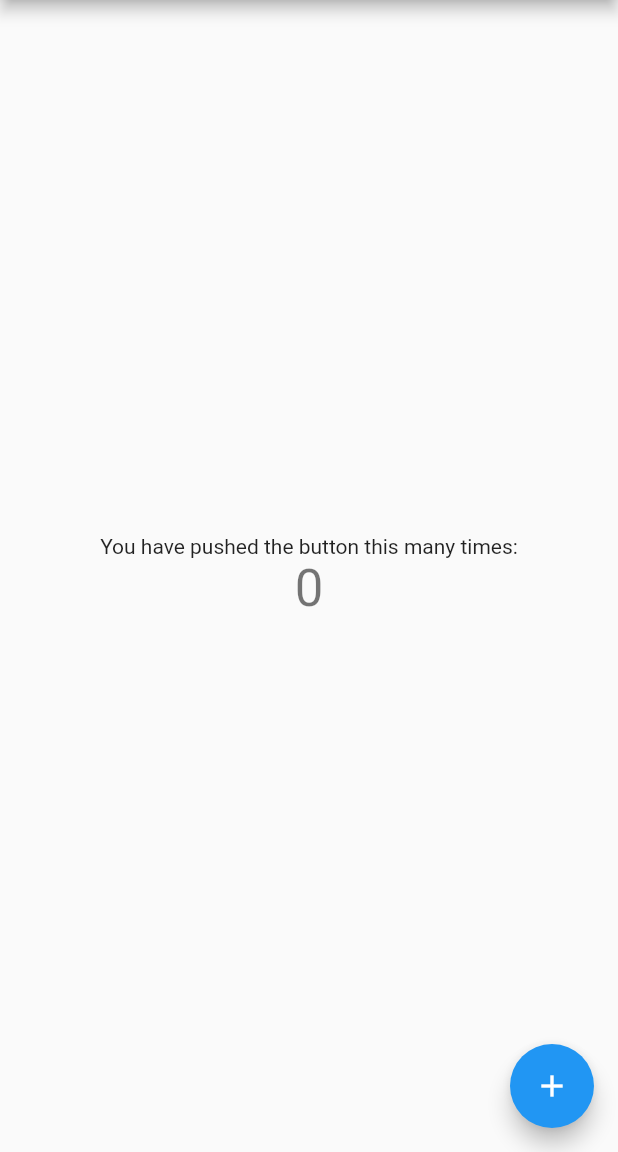
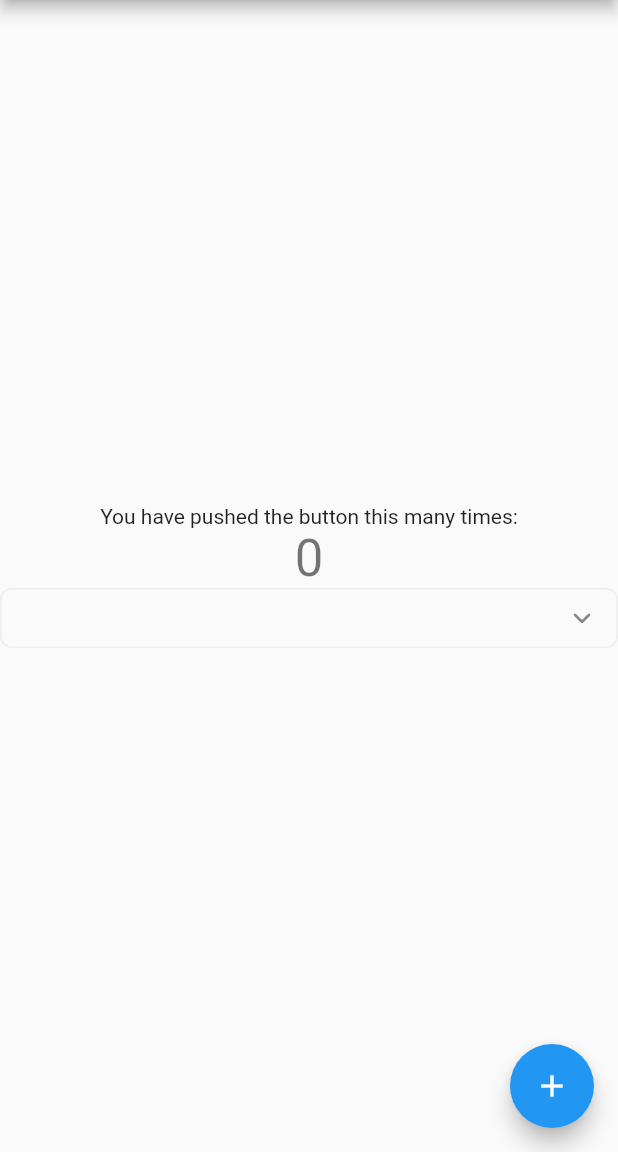
Before and after one commit to ErickPariseVitorassi/chosen, a Flutter app: the screen it shows after launch, on a phone screen of 412 x 824 dp, the part 84-1236 px from its top. Run offline on Flutter 3.47's test engine with Material 2 defaults, Android fonts, the phone set to English and light mode, and no system bars.

Commit message:
Add chosen components

```diff
--- a/example/lib/main.dart
+++ b/example/lib/main.dart
@@ -1,3 +1,4 @@
+import 'package:chosen/chosen.dart';
 import 'package:flutter/material.dart';
 
 void main() {
@@ -102,6 +103,18 @@ class _MyHomePageState extends State<MyHomePage> {
               '$_counter',
               style: Theme.of(context).textTheme.headline4,
             ),
+            const ChosenButton<String>(
+              items: [
+                ChosenMenuItem(
+                  label: "Proprietário",
+                  value: 'OWNER',
+                ),
+                ChosenMenuItem(
+                  label: "Locatário",
+                  value: 'TENANT',
+                ),
+              ],
+            ),
           ],
         ),
       ),
--- a/example/pubspec.yaml
+++ b/example/pubspec.yaml
@@ -29,6 +29,8 @@ environment:
 dependencies:
   flutter:
     sdk: flutter
+  chosen:
+    path: ../
 
 
   # The following adds the Cupertino Icons font to your application.
--- /dev/null
+++ b/lib/chosen.dart
@@ -0,0 +1,6 @@
+library chosen;
+
+export 'components/chosen_button.dart';
+export 'components/chosen_checkbox.dart';
+export 'components/chosen_container.dart';
+export 'components/chosen_controller.dart';
--- /dev/null
+++ b/lib/components/chosen_button.dart
@@ -0,0 +1,307 @@
+// ignore_for_file: public_member_api_docs, sort_constructors_first
+import 'package:chosen/components/chosen_checkbox.dart';
+import 'package:chosen/components/chosen_container.dart';
+import 'package:chosen/components/chosen_controller.dart';
+import 'package:flutter/material.dart';
+
+class ChosenButton<T> extends StatefulWidget {
+  final String hintText;
+  final List<ChosenMenuItem<T>> items;
+  final dynamic value;
+  final void Function(dynamic)? onChanged;
+  final String? prefixText;
+  final Widget? prefix;
+  final bool isMultiSelection;
+  final double buttonHeight;
+  final double? dropdownMaxHeight;
+  final InputBorder? enabledBorder;
+  final InputBorder? focusedBorder;
+  final InputBorder? disabledBorder;
+  final ChosenController? controller;
+
+  const ChosenButton({
+    Key? key,
+    this.hintText = '',
+    this.items = const [],
+    this.value,
+    this.onChanged,
+    this.prefixText,
+    this.prefix,
+    this.isMultiSelection = false,
+    this.buttonHeight = 40,
+    this.dropdownMaxHeight = 400,
+    this.enabledBorder,
+    this.focusedBorder,
+    this.disabledBorder,
+    this.controller,
+  }) : super(key: key);
+
+  factory ChosenButton.singleSelection({
+    String hintText = '',
+    List<ChosenMenuItem<T>> items = const [],
+    T? value,
+    required void Function(T?)? onChanged,
+    String? prefixText,
+    Widget? prefix,
+    double buttonHeight = 34,
+    double? dropdownMaxHeight = 400,
+    InputBorder? enabledBorder,
+    InputBorder? focusedBorder,
+    InputBorder? disabledBorder,
+    ChosenController? controller,
+  }) {
+    return ChosenButton(
+      hintText: hintText,
+      items: items,
+      value: value,
+      onChanged: (value) {
+        if (onChanged != null) {
+          onChanged(value as T);
+        }
+      },
+      prefixText: prefixText,
+      prefix: prefix,
+      buttonHeight: buttonHeight,
+      dropdownMaxHeight: dropdownMaxHeight,
+      enabledBorder: enabledBorder,
+      focusedBorder: focusedBorder,
+      disabledBorder: disabledBorder,
+      controller: controller,
+      isMultiSelection: false,
+    );
+  }
+
+  factory ChosenButton.multiSelection({
+    String hintText = '',
+    List<ChosenMenuItem<T>> items = const [],
+    List<T>? values,
+    required void Function(List<T>?)? onChanged,
+    String? prefixText,
+    Widget? prefix,
+    double buttonHeight = 34,
+    double? dropdownMaxHeight = 400,
+    InputBorder? enabledBorder,
+    InputBorder? focusedBorder,
+    InputBorder? disabledBorder,
+    ChosenController? controller,
+  }) {
+    return ChosenButton(
+      hintText: hintText,
+      items: items,
+      value: values,
+      onChanged: (values) {
+        if (onChanged != null) {
+          onChanged(values as List<T>?);
+        }
+      },
+      prefixText: prefixText,
+      prefix: prefix,
+      buttonHeight: buttonHeight,
+      dropdownMaxHeight: dropdownMaxHeight,
+      enabledBorder: enabledBorder,
+      focusedBorder: focusedBorder,
+      disabledBorder: disabledBorder,
+      controller: controller,
+      isMultiSelection: true,
+    );
+  }
+
+  @override
+  State<ChosenButton> createState() => _ChosenButtonState<T>();
+}
+
+class _ChosenButtonState<T> extends State<ChosenButton<T>> {
+  late ChosenController _controller;
+
+  @override
+  void initState() {
+    super.initState();
+    _controller = widget.controller ?? ChosenController();
+  }
+
+  void onChanged(List<ChosenMenuItem<T>>? value) {
+    if (!widget.isMultiSelection) {
+      _controller.isOpened = false;
+    }
+
+    if (widget.onChanged != null && value != null) {
+      final values =
+          value.where((e) => e.value != null).map((e) => e.value!).toList();
+
+      if (widget.isMultiSelection) {
+        widget.onChanged!(values);
+      } else if (values.isNotEmpty) {
+        widget.onChanged!(values[0]);
+      }
+    }
+  }
+
+  String? getText() {
+    List<ChosenMenuItem<T>> items = [];
+
+    try {
+      if (widget.isMultiSelection) {
+        items = widget.items
+            .where((e) => (widget.value! as List<T>).contains(e.value))
+            .toList();
+      } else {
+        items = [
+          widget.items.firstWhere((e) => (widget.value! as T) == e.value)
+        ];
+      }
+    } catch (_) {}
+
+    if (items.isEmpty) return null;
+
+    return items.map((e) => e.label).toList().join(', ');
+  }
+
+  @override
+  Widget build(BuildContext context) {
+    final hasBorder = widget.enabledBorder == null &&
+        widget.focusedBorder == null &&
+        widget.disabledBorder == null;
+    List<T>? value;
+
+    if (widget.value is T) {
+      value = [widget.value];
+    } else if (widget.value is List<T>?) {
+      value = widget.value;
+    }
+
+    final child = _ChosenContent<T>(
+      value: value,
+      isMultiSelection: widget.isMultiSelection,
+      onChanged: onChanged,
+      items: widget.items,
+      prefixText: widget.prefixText,
+      prefix: widget.prefix,
+    );
+
+    if (hasBorder) {
+      return ChosenContainer.border(
+        context,
+        hintText: widget.hintText,
+        text: getText(),
+        controller: _controller,
+        buttonHeight: widget.buttonHeight,
+        dropdownMaxHeight: widget.dropdownMaxHeight,
+        child: child,
+      );
+    }
+
+    return ChosenContainer(
+      hintText: widget.hintText,
+      text: getText(),
+      controller: _controller,
+      buttonHeight: widget.buttonHeight,
+      dropdownMaxHeight: widget.dropdownMaxHeight,
+      enabledBorder: widget.enabledBorder ?? InputBorder.none,
+      focusedBorder: widget.focusedBorder ?? InputBorder.none,
+      disabledBorder: widget.disabledBorder ?? InputBorder.none,
+      child: child,
+    );
+  }
+}
+
+class ChosenMenuItem<T> {
+  final String label;
+  final T? value;
+  final VoidCallback? onTap;
+  final bool enabled;
+
+  const ChosenMenuItem({
+    required this.label,
+    this.value,
+    this.onTap,
+    this.enabled = true,
+  });
+}
+
+class _ChosenContent<T> extends StatefulWidget {
+  final List<ChosenMenuItem<T>> items;
+  final List<T>? value;
+  final bool isMultiSelection;
+  final String? prefixText;
+  final Widget? prefix;
+  final void Function(List<ChosenMenuItem<T>>?)? onChanged;
+
+  const _ChosenContent({
+    Key? key,
+    this.items = const [],
+    this.value,
+    this.isMultiSelection = false,
+    this.prefixText,
+    this.prefix,
+    required this.onChanged,
+  }) : super(key: key);
+
+  @override
+  State<_ChosenContent> createState() => _ChosenContentState<T>();
+}
+
+class _ChosenContentState<T> extends State<_ChosenContent<T>> {
+  List<ChosenMenuItem<T>> selected = [];
+
+  @override
+  void initState() {
+    super.initState();
+
+    if (widget.value != null) {
+      selected
+          .addAll(widget.items.where((e) => widget.value!.contains(e.value)));
+    }
+  }
+
+  @override
+  Widget build(BuildContext context) {
+    return Column(
+      crossAxisAlignment: CrossAxisAlignment.start,
+      children: [
+        if (widget.prefixText != null && widget.prefixText!.isNotEmpty)
+          Padding(
+            padding: const EdgeInsets.all(8),
+            child: Text(
+              widget.prefixText!,
+              style: Theme.of(context).textTheme.caption?.copyWith(
+                    fontSize: 12,
+                    color: const Color(0xff014C8B),
+                  ),
+            ),
+          ),
+        if (widget.prefix != null) widget.prefix!,
+        ...widget.items.map((e) {
+          return ChosenCheckbox(
+            label: e.label,
+            onChanged: (_) {
+              if (e.onTap != null) {
+                e.onTap!();
+              }
+
+              if (!selected.contains(e)) {
+                setState(() {
+                  if (!widget.isMultiSelection) {
+                    selected.clear();
+                  }
+
+                  if (e.value != null) {
+                    selected.add(e);
+                  }
+                });
+              } else if (widget.isMultiSelection) {
+                setState(() {
+                  selected.remove(e);
+                });
+              }
+
+              if (widget.onChanged != null) {
+                widget.onChanged!(selected);
+              }
+            },
+            value: selected.contains(e),
+          );
+        }).toList(),
+      ],
+    );
+  }
+}
--- /dev/null
+++ b/lib/components/chosen_container.dart
@@ -0,0 +1,212 @@
+import 'package:chosen/components/chosen_controller.dart';
+import 'package:flutter/material.dart';
+
+class ChosenContainer extends StatefulWidget {
+  final String? text;
+  final String hintText;
+  final double buttonHeight;
+  final InputBorder enabledBorder;
+  final InputBorder focusedBorder;
+  final InputBorder disabledBorder;
+  final double? dropdownMaxHeight;
+  final ChosenController? controller;
+  final Widget child;
+
+  const ChosenContainer({
+    Key? key,
+    this.text,
+    this.hintText = '',
+    this.buttonHeight = 34,
+    this.enabledBorder = InputBorder.none,
+    this.focusedBorder = InputBorder.none,
+    this.disabledBorder = InputBorder.none,
+    this.dropdownMaxHeight = 400,
+    this.controller,
+    required this.child,
+  }) : super(key: key);
+
+  factory ChosenContainer.border(
+    BuildContext context, {
+    String? text,
+    String hintText = '',
+    double buttonHeight = 34,
+    double? dropdownMaxHeight = 400,
+    ChosenController? controller,
+    required Widget child,
+  }) {
+    return ChosenContainer(
+      enabledBorder: OutlineInputBorder(
+        borderRadius: BorderRadius.circular(8),
+        borderSide: const BorderSide(color: Color(0xffECEDF2)),
+      ),
+      focusedBorder: OutlineInputBorder(
+        borderRadius: BorderRadius.circular(8),
+        borderSide: const BorderSide(color: Color(0xffC4C9D6)),
+      ),
+      text: text,
+      hintText: hintText,
+      buttonHeight: buttonHeight,
+      dropdownMaxHeight: dropdownMaxHeight,
+      controller: controller,
+      child: child,
+    );
+  }
+
+  @override
+  State<ChosenContainer> createState() => _ChosenContainerState();
+}
+
+class _ChosenContainerState extends State<ChosenContainer>
+    with TickerProviderStateMixin {
+  late GlobalKey _actionKey;
+  late OverlayEntry _floatingDropdown;
+  late AnimationController _animationController;
+  late Animation<double> _expandAnimation;
+  late Animation<double> _rotateAnimation;
+  late ChosenController _controller;
+
+  @override
+  void initState() {
+    super.initState();
+
+    _actionKey = LabeledGlobalKey(widget.text);
+    _animationController = AnimationController(
+      vsync: this,
+      duration: const Duration(milliseconds: 200),
+    );
+    _expandAnimation = CurvedAnimation(
+      parent: _animationController,
+      curve: Curves.ease,
+    );
+    _rotateAnimation = Tween(begin: 0.0, end: 0.5).animate(CurvedAnimation(
+      parent: _animationController,
+      curve: Curves.ease,
+    ));
+
+    _controller = widget.controller ?? ChosenController();
+    _controller.addListener(() {
+      if (_controller.isOpened) {
+        _animationController.forward();
+        setState(() {
+          _floatingDropdown = _createFloatingDropdown();
+          Overlay.of(context)?.insert(_floatingDropdown);
+        });
+      } else {
+        _animationController.reverse().then(
+              (_) => setState(() {
+                _floatingDropdown.remove();
+              }),
+            );
+      }
+    });
+  }
+
+  _WidgetInfo _getDropdownInfo() {
+    final renderBox =
+        _actionKey.currentContext?.findRenderObject() as RenderBox;
+    final offset = renderBox.localToGlobal(Offset.zero);
+
+    return _WidgetInfo(offset: offset, size: renderBox.size);
+  }
+
+  OverlayEntry _createFloatingDropdown() {
+    final parentInfo = _getDropdownInfo();
+
+    return OverlayEntry(builder: (context) {
+      return Stack(
+        children: [
+          GestureDetector(
+            onTap: () => _controller.isOpened = false,
+            behavior: HitTestBehavior.opaque,
+          ),
+          Container(
+            width: parentInfo.size.width,
+            margin: EdgeInsets.only(
+              top: parentInfo.offset.dy + parentInfo.size.height,
+              left: parentInfo.offset.dx,
+              bottom: 16,
+            ),
+            decoration: BoxDecoration(
+              color: const Color(0xffFFFFFF),
+              borderRadius: BorderRadius.circular(4),
+              boxShadow: const [
+                BoxShadow(
+                  color: Colors.black26,
+                  blurRadius: 4,
+                  offset: Offset(0, 4),
+                ),
+              ],
+            ),
+            child: SizeTransition(
+              sizeFactor: _expandAnimation,
+              child: ClipRRect(
+                borderRadius: BorderRadius.circular(4),
+                child: ConstrainedBox(
+                  constraints: BoxConstraints(
+                    maxHeight: widget.dropdownMaxHeight ?? double.infinity,
+                    minWidth: double.infinity,
+                  ),
+                  child: SingleChildScrollView(child: widget.child),
+                  //width: double.maxFinite,
+                ),
+              ),
+            ),
+          ),
+        ],
+      );
+    });
+  }
+
+  @override
+  Widget build(BuildContext context) {
+    final isTextNull = widget.text == null;
+
+    return MouseRegion(
+      cursor: SystemMouseCursors.click,
+      child: GestureDetector(
+        key: _actionKey,
+        onTap: () => _controller.isOpened = true,
+        child: SizedBox(
+          height: widget.buttonHeight,
+          child: InputDecorator(
+            decoration: InputDecoration(
+              enabledBorder: widget.enabledBorder,
+              disabledBorder: widget.disabledBorder,
+              focusedBorder: widget.focusedBorder,
+              contentPadding: EdgeInsets.zero,
+              suffixIcon: RotationTransition(
+                turns: _rotateAnimation,
+                child: Icon(
+                  Icons.keyboard_arrow_down_rounded,
+                  color: _controller.isOpened ? const Color(0xff014C8B) : null,
+                ),
+              ),
+            ),
+            isFocused: _controller.isOpened,
+            child: Padding(
+              padding: const EdgeInsets.only(left: 12, right: 8),
+              child: Text(
+                widget.text ?? widget.hintText,
+                maxLines: 1,
+                style: Theme.of(context).textTheme.caption?.copyWith(
+                      height: 1.4,
+                      color: isTextNull
+                          ? const Color(0xffA1A9BA)
+                          : const Color(0xff697081),
+                    ),
+                overflow: TextOverflow.ellipsis,
+              ),
+            ),
+          ),
+        ),
+      ),
+    );
+  }
+}
+
+class _WidgetInfo {
+  final Offset offset;
+  final Size size;
+
+  _WidgetInfo({required this.offset, required this.size});
+}
--- /dev/null
+++ b/lib/components/chosen_controller.dart
@@ -0,0 +1,15 @@
+import 'package:flutter/material.dart';
+
+class ChosenController extends ValueNotifier {
+  bool _isOpened;
+
+  ChosenController({bool isOpened = false})
+      : _isOpened = isOpened, super(null);
+
+  bool get isOpened => _isOpened;
+
+  set isOpened(bool isOpened) {
+    _isOpened = isOpened;
+    notifyListeners();
+  }
+}
--- a/pubspec.yaml
+++ b/pubspec.yaml
@@ -1,10 +1,10 @@
-name: choosen
+name: chosen
 description: A new Flutter package project.
 version: 0.0.1
 homepage:
 
 environment:
-  sdk: ">=2.17.1 <3.0.0"
+  sdk: ">=2.17.6 <3.0.0"
   flutter: ">=1.17.0"
 
 dependencies:
```
Also changed, not shown: lib/choosen.dart (deleted, +0 -7 lines), lib/components/chosen_checkbox.dart (added, +70 -0 lines), example/pubspec.lock, 2 other files.
